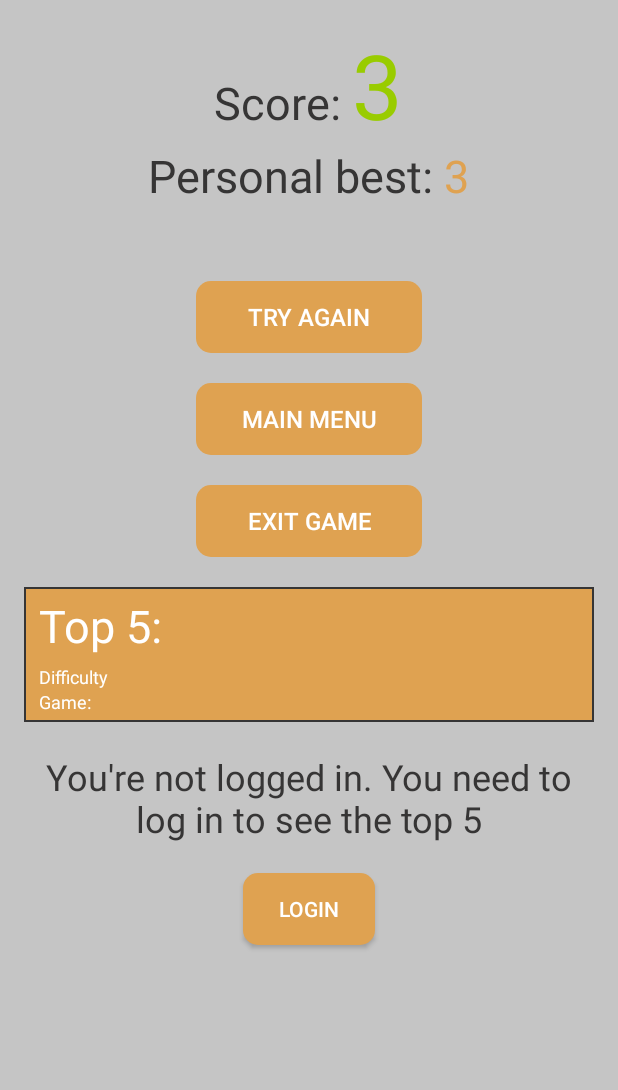
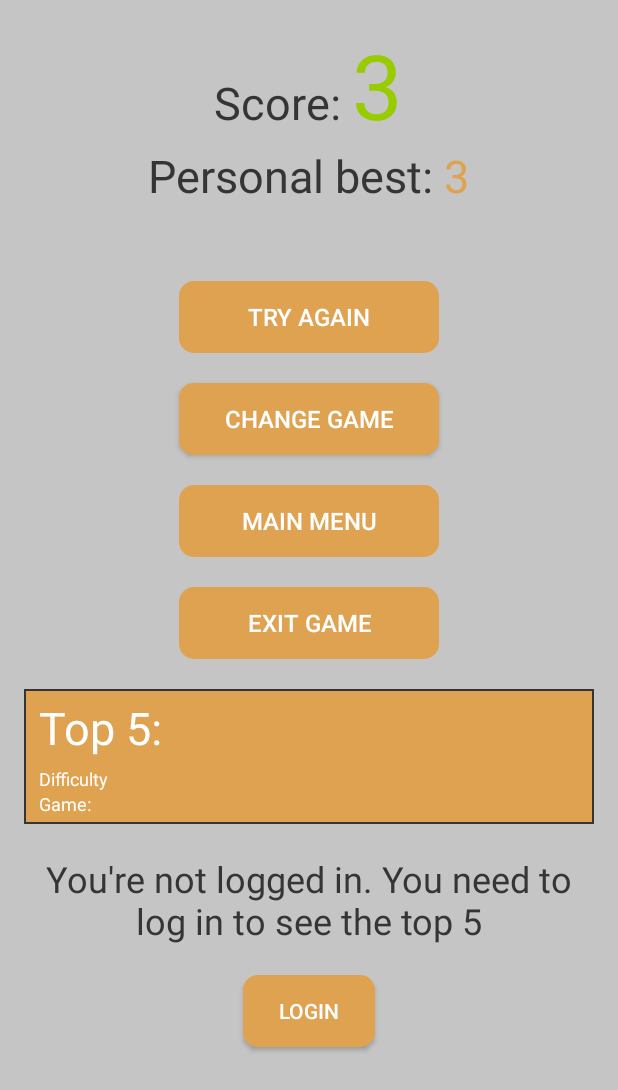
Before and after one commit to Stensel8/Half-a-Minute-IT-Madness-Android, an Android app: the layout game_over.xml on its own in the app's theme, with its tools: preview values and no code run, on a phone screen of 412 x 824 dp. Shown: the top 1090 px of the screen. Run offline under Robolectric (Android 15) with nearby library versions, the phone set to English and light mode, and no system bars.

Commit message:
top 5 done

```diff
--- a/app/src/main/AndroidManifest.xml
+++ b/app/src/main/AndroidManifest.xml
@@ -10,9 +10,7 @@
         android:roundIcon="@mipmap/ic_launcher_round"
         android:supportsRtl="true"
         android:theme="@style/lightTheme">
-        <activity android:name=".test"></activity>
         <activity android:name=".MyAccount" />
-        <activity android:name="com.assbinc.secondsgame.MyAccount" />
         <activity
             android:name=".LanguageGame"
             android:label="@string/title_activity_language_test"
--- a/app/src/main/java/com/assbinc/secondsGame/DatabaseHelper.java
+++ b/app/src/main/java/com/assbinc/secondsGame/DatabaseHelper.java
@@ -154,7 +154,7 @@ public class DatabaseHelper extends SQLiteOpenHelper {
 
     public Cursor getHScore(String difficulty, String chosenGame){
         SQLiteDatabase db = this.getWritableDatabase();
-        String query = "SELECT " + COL_USERNAME_HSCORE + ", " + COL_SCORE +" FROM " + TABLE_HSCORE + " WHERE " + COL_HSCORE_DIFFICULTY + " = '" + difficulty + "' AND " + COL_chosenG_HSCCORE + " = '" + chosenGame + "'";
+        String query = "SELECT " + COL_USERNAME_HSCORE + ", " + COL_SCORE + " FROM " + TABLE_HSCORE + " WHERE " + COL_HSCORE_DIFFICULTY + " = '" + difficulty + "' AND " + COL_chosenG_HSCCORE + " = '" + chosenGame + "' ORDER BY " + COL_SCORE + " DESC LIMIT 5";
         Cursor res = db.rawQuery(query,null);
 
         return res;
--- a/app/src/main/res/layout/game_over.xml
+++ b/app/src/main/res/layout/game_over.xml
@@ -87,6 +87,20 @@
                 android:paddingLeft="30dp"
                 android:paddingRight="30dp"
                 android:text="@string/retry"
+                android:textColor="@color/buttonTextColor"
+                android:textSize="16sp" />
+
+            <Button
+                android:id="@+id/btnChangeGame2"
+                android:layout_width="match_parent"
+                android:layout_height="wrap_content"
+                android:layout_margin="10dp"
+                android:background="@drawable/rounded_btn"
+                android:gravity="center"
+                android:onClick="changeGame"
+                android:paddingLeft="30dp"
+                android:paddingRight="30dp"
+                android:text="@string/changeGame"
                 android:textColor="@color/buttonTextColor"
                 android:textSize="16sp" />
 
@@ -214,7 +228,6 @@
                         android:layout_width="wrap_content"
                         android:layout_height="wrap_content"
                         android:padding="5dp"
-                        android:text="Top1"
                         android:textColor="?attr/textColor"
                         android:textSize="24sp" />
                 </TableRow>
@@ -230,7 +243,6 @@
                         android:layout_width="wrap_content"
                         android:layout_height="wrap_content"
                         android:padding="5dp"
-                        android:text="Top2"
                         android:textColor="?attr/textColor"
                         android:textSize="24sp" />
                 </TableRow>
@@ -246,7 +258,6 @@
                         android:layout_width="wrap_content"
                         android:layout_height="wrap_content"
                         android:padding="5dp"
-                        android:text="Top3"
                         android:textColor="?attr/textColor"
                         android:textSize="24sp" />
                 </TableRow>
@@ -262,7 +273,6 @@
                         android:layout_width="wrap_content"
                         android:layout_height="wrap_content"
                         android:padding="5dp"
-                        android:text="Top4"
                         android:textColor="?attr/textColor"
                         android:textSize="24sp" />
                 </TableRow>
@@ -278,7 +288,6 @@
                         android:layout_width="wrap_content"
                         android:layout_height="wrap_content"
                         android:padding="5dp"
-                        android:text="Top5"
                         android:textColor="?attr/textColor"
                         android:textSize="24sp" />
                 </TableRow>
```
Also changed, not shown: app/src/main/java/com/assbinc/secondsGame/GameOver.java (+48 -18 lines), app/src/main/java/com/assbinc/secondsGame/MyAccount.java (+23 -23 lines), app/src/main/java/com/assbinc/secondsGame/NotificationAlert.java (+15 -3 lines).
